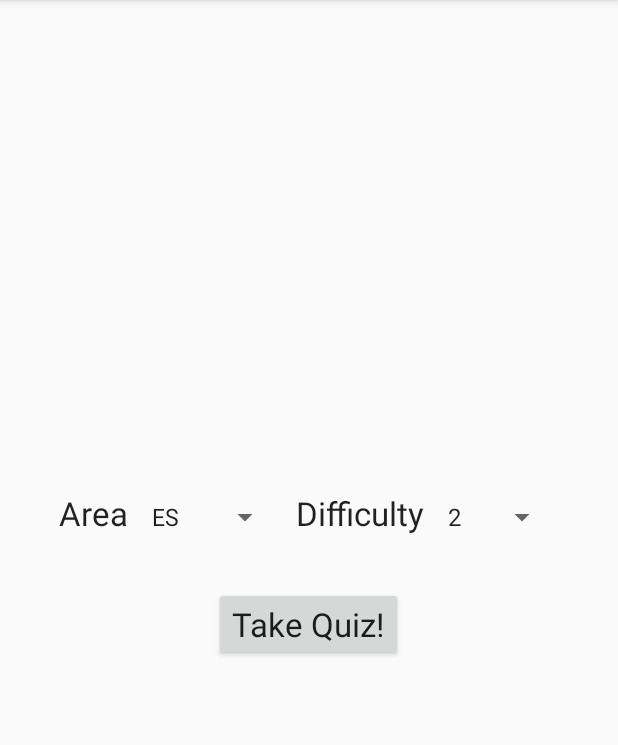
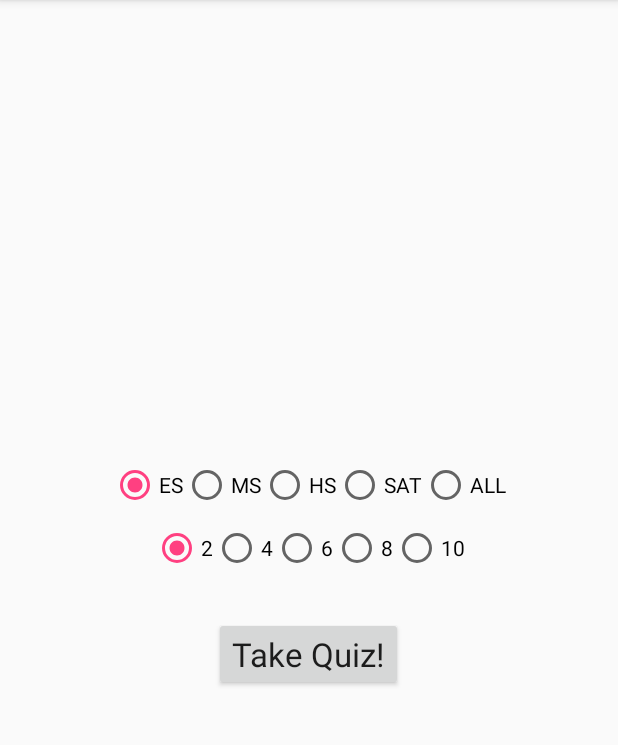
Before and after one commit to salazar3antonio/WordPalApp, an Android app: the screen it shows after launch (MainActivity), on a phone screen of 412 x 824 dp, the part 84-829 px from its top. Run offline under Robolectric (Android 15) with nearby library versions, the phone set to English and light mode, and no system bars.

Commit message:
Changed to Radio Buttons
Added simplified radio buttons to quiz setup. Will customize them to
transparent buttons later

```diff
--- a/app/src/main/java/co/wordywordy/wordywordy/QuizSetupFragment.java
+++ b/app/src/main/java/co/wordywordy/wordywordy/QuizSetupFragment.java
@@ -9,12 +9,15 @@ import android.widget.ArrayAdapter;
 import android.widget.Button;
 import android.widget.Spinner;
 
+import co.wordywordy.wordywordy.data.QuizList;
+
 
 public class QuizSetupFragment extends Fragment {
 
     private Spinner areaSpinner;
     private Spinner levelSpinner;
     private Button takeQuizButton;
+    private QuizList mQuizList;
 
     public QuizSetupFragment() {
         // Required empty public constructor
@@ -36,17 +39,7 @@ public class QuizSetupFragment extends Fragment {
 
         //inflate view and pass in the container ViewGroup
         View view = inflater.inflate(R.layout.fragment_quiz_setup, container, false);
-
-        // now that the view is inflated we can assign our members to ids
-        areaSpinner = (Spinner) view.findViewById(R.id.area_spinner);
-        ArrayAdapter<CharSequence> areaAdapter = ArrayAdapter.createFromResource(getActivity(), R.array.area_choice_spinner, android.R.layout.simple_spinner_item);
-        areaAdapter.setDropDownViewResource(android.R.layout.simple_spinner_dropdown_item);
-        areaSpinner.setAdapter(areaAdapter);
-
-        levelSpinner = (Spinner) view.findViewById(R.id.level_spinner);
-        ArrayAdapter<CharSequence> levelAdapter = ArrayAdapter.createFromResource(getActivity(), R.array.level_choice_spinner, android.R.layout.simple_spinner_item);
-        levelAdapter.setDropDownViewResource(android.R.layout.simple_spinner_dropdown_item);
-        levelSpinner.setAdapter(levelAdapter);
+        mQuizList = new QuizList();
 
         takeQuizButton = (Button) view.findViewById(R.id.take_quiz_button);
         takeQuizButton.setOnClickListener(new View.OnClickListener() {
--- a/app/src/main/java/co/wordywordy/wordywordy/data/QuizList.java
+++ b/app/src/main/java/co/wordywordy/wordywordy/data/QuizList.java
@@ -8,11 +8,6 @@ public class QuizList {
     private int level;
     private String area;
     private int score;
-
-    public QuizList(int level, String area) {
-        this.level = level;
-        this.area = area;
-    }
 
     public int getLevel() {
         return level;
--- a/app/src/main/res/layout/fragment_quiz_setup.xml
+++ b/app/src/main/res/layout/fragment_quiz_setup.xml
@@ -1,56 +1,106 @@
 <LinearLayout xmlns:android="http://schemas.android.com/apk/res/android"
-             xmlns:tools="http://schemas.android.com/tools"
-             android:layout_width="match_parent"
-             android:layout_height="match_parent"
-             tools:context="co.wordywordy.wordywordy.QuizSetupFragment"
+              xmlns:tools="http://schemas.android.com/tools"
+              android:layout_width="match_parent"
+              android:layout_height="match_parent"
               android:gravity="center"
               android:orientation="vertical"
-    >
+              tools:context="co.wordywordy.wordywordy.QuizSetupFragment">
 
-    <LinearLayout
+
+    <RadioGroup
+        android:id="@+id/area_radioGroup"
         android:layout_width="wrap_content"
         android:layout_height="wrap_content"
+        android:layout_centerHorizontal="true"
+        android:layout_centerVertical="true"
         android:orientation="horizontal">
 
-
-        <TextView
+        <RadioButton
+            android:id="@+id/es_radio"
             android:layout_width="wrap_content"
             android:layout_height="wrap_content"
-            android:text="Area"
-            android:textAppearance="?android:attr/textAppearanceLarge"
-            android:layout_marginRight="8dp"/>
+            android:checked="true"
+            android:text="ES"/>
 
-        <Spinner
-            android:id="@+id/area_spinner"
+        <RadioButton
+            android:id="@+id/ms_radio"
             android:layout_width="wrap_content"
             android:layout_height="wrap_content"
-            android:layout_marginBottom="10dp"
-            />
+            android:text="MS"/>
 
-        <TextView
+        <RadioButton
+            android:id="@+id/hs_radio"
             android:layout_width="wrap_content"
             android:layout_height="wrap_content"
-            android:text="Difficulty"
-            android:textAppearance="?android:attr/textAppearanceLarge"
-            android:layout_marginRight="8dp"
-            android:layout_marginLeft="10dp"/>
+            android:text="HS"/>
 
-        <Spinner
-            android:id="@+id/level_spinner"
+        <RadioButton
+            android:id="@+id/sat_radio"
             android:layout_width="wrap_content"
             android:layout_height="wrap_content"
-            android:layout_marginBottom="10dp"
-            />
+            android:text="SAT"/>
 
-    </LinearLayout>
+        <RadioButton
+            android:id="@+id/all_radio"
+            android:layout_width="wrap_content"
+            android:layout_height="wrap_content"
+            android:text="ALL"/>
+
+    </RadioGroup>
+
+    <RadioGroup
+        android:id="@+id/difficulty_radioGroup"
+        android:layout_width="wrap_content"
+        android:layout_height="wrap_content"
+        android:layout_centerHorizontal="true"
+        android:layout_centerVertical="true"
+        android:orientation="horizontal"
+        android:layout_marginTop="10dp">
+
+        <RadioButton
+            android:id="@+id/two_radio"
+            android:layout_width="wrap_content"
+            android:layout_height="wrap_content"
+            android:checked="true"
+            android:text="2"/>
+
+        <RadioButton
+            android:id="@+id/four_radio"
+            android:layout_width="wrap_content"
+            android:layout_height="wrap_content"
+            android:text="4"/>
+
+        <RadioButton
+            android:id="@+id/six_radio"
+            android:layout_width="wrap_content"
+            android:layout_height="wrap_content"
+            android:text="6"/>
+
+        <RadioButton
+            android:id="@+id/eight_radio"
+            android:layout_width="wrap_content"
+            android:layout_height="wrap_content"
+            android:text="8"/>
+
+        <RadioButton
+            android:id="@+id/ten_radio"
+            android:layout_width="wrap_content"
+            android:layout_height="wrap_content"
+            android:text="10"/>
+
+    </RadioGroup>
+
+
+
 
     <Button
         android:id="@+id/take_quiz_button"
         android:layout_width="wrap_content"
         android:layout_height="wrap_content"
+        android:layout_marginTop="30dp"
         android:text="@string/take_quiz"
-        android:layout_marginTop="30dp"
         android:textAppearance="?android:textAppearanceLarge"
         />
 
+
 </LinearLayout>
```
